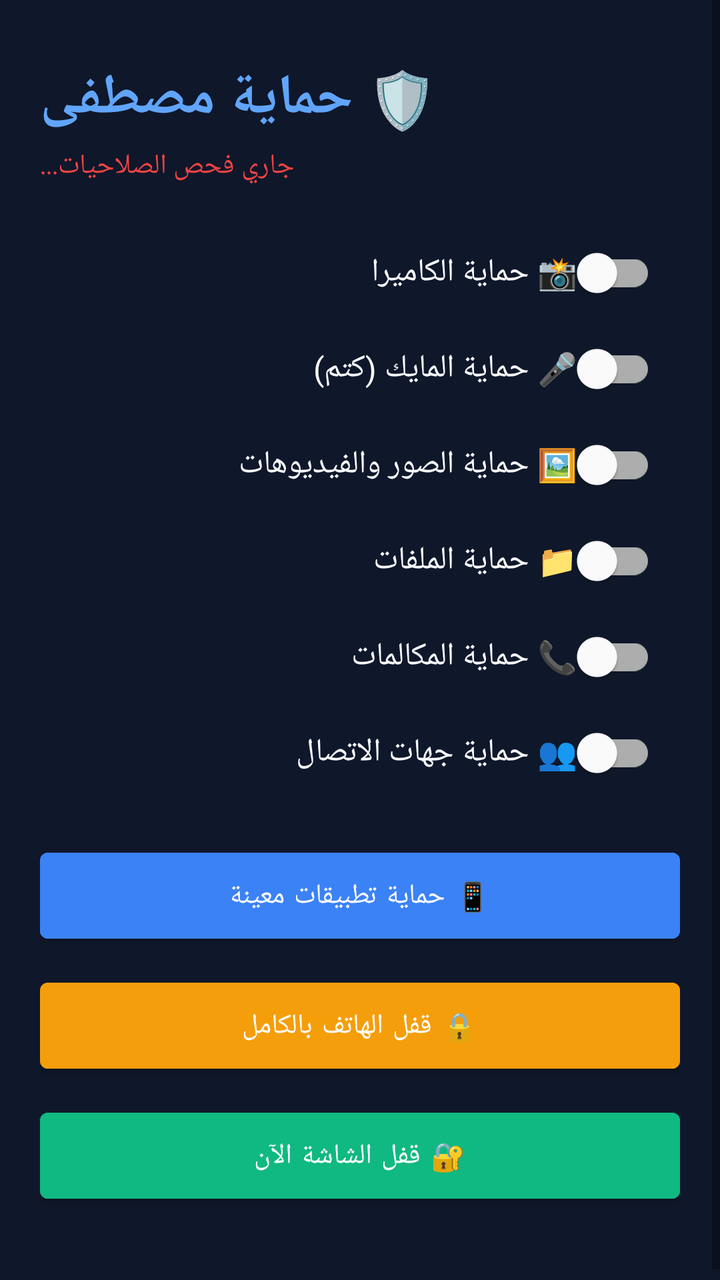
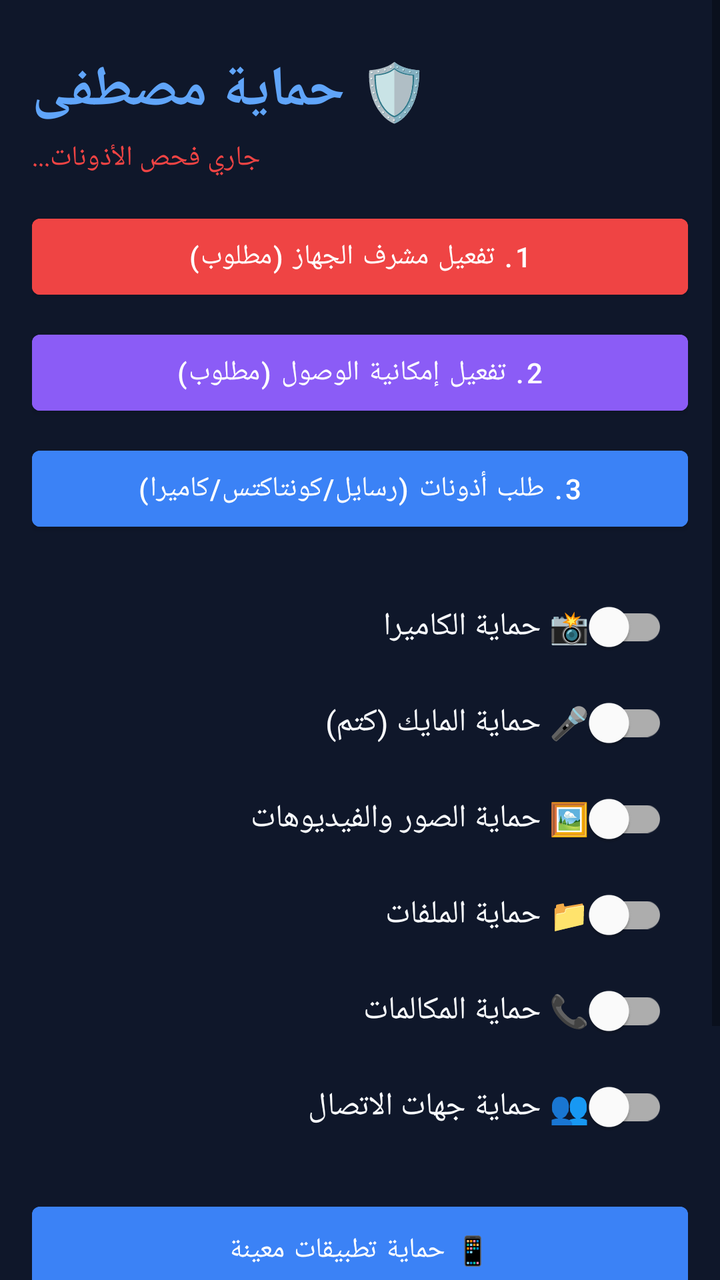

Screens rendered from an Android XML layout before and after an edit, with the pre-edit source and the edit as a unified diff.
<!-- AndroidManifest.xml: application theme Theme.MaterialComponents.DayNight.NoActionBar -->
<!-- res/layout/activity_main.xml -->
<?xml version="1.0" encoding="utf-8"?>
<ScrollView xmlns:android="http://schemas.android.com/apk/res/android"
    xmlns:app="http://schemas.android.com/apk/res-auto"
    android:layout_width="match_parent"
    android:layout_height="match_parent"
    android:background="#0f172a">
    <LinearLayout
        android:layout_width="match_parent"
        android:layout_height="wrap_content"
        android:orientation="vertical"
        android:padding="20dp">

        <TextView
            android:layout_width="wrap_content"
            android:layout_height="wrap_content"
            android:text="🛡️ حماية مصطفى"
            android:textColor="#60a5fa"
            android:textSize="28sp"
            android:textStyle="bold"
            android:layout_marginTop="10dp"
            android:layout_marginBottom="5dp"/>

        <TextView
            android:id="@+id/statusText"
            android:layout_width="wrap_content"
            android:layout_height="wrap_content"
            android:text="جاري فحص الصلاحيات..."
            android:textColor="#ef4444"
            android:textSize="14sp"
            android:layout_marginBottom="20dp"/>

        
        <com.google.android.material.switchmaterial.SwitchMaterial android:id="@+id/switchCamera" android:layout_width="match_parent" android:layout_height="wrap_content" android:text="📸 حماية الكاميرا" android:textColor="#f8fafc" android:textSize="16sp" android:padding="12dp"/>
        <com.google.android.material.switchmaterial.SwitchMaterial android:id="@+id/switchMic" android:layout_width="match_parent" android:layout_height="wrap_content" android:text="🎤 حماية المايك (كتم)" android:textColor="#f8fafc" android:textSize="16sp" android:padding="12dp"/>
        <com.google.android.material.switchmaterial.SwitchMaterial android:id="@+id/switchGallery" android:layout_width="match_parent" android:layout_height="wrap_content" android:text="🖼️ حماية الصور والفيديوهات" android:textColor="#f8fafc" android:textSize="16sp" android:padding="12dp"/>
        <com.google.android.material.switchmaterial.SwitchMaterial android:id="@+id/switchFiles" android:layout_width="match_parent" android:layout_height="wrap_content" android:text="📁 حماية الملفات" android:textColor="#f8fafc" android:textSize="16sp" android:padding="12dp"/>
        <com.google.android.material.switchmaterial.SwitchMaterial android:id="@+id/switchCalls" android:layout_width="match_parent" android:layout_height="wrap_content" android:text="📞 حماية المكالمات" android:textColor="#f8fafc" android:textSize="16sp" android:padding="12dp"/>
        <com.google.android.material.switchmaterial.SwitchMaterial android:id="@+id/switchContacts" android:layout_width="match_parent" android:layout_height="wrap_content" android:text="👥 حماية جهات الاتصال" android:textColor="#f8fafc" android:textSize="16sp" android:padding="12dp" android:layout_marginBottom="20dp"/>

        <Button android:id="@+id/btnAppProtect" android:layout_width="match_parent" android:layout_height="55dp" android:text="📱 حماية تطبيقات معينة" android:backgroundTint="#3b82f6" android:textColor="#ffffff" android:layout_marginBottom="10dp"/>
        <Button android:id="@+id/btnKiosk" android:layout_width="match_parent" android:layout_height="55dp" android:text="🔒 قفل الهاتف بالكامل" android:backgroundTint="#f59e0b" android:textColor="#ffffff" android:layout_marginBottom="10dp"/>
        <Button android:id="@+id/btnLockNow" android:layout_width="match_parent" android:layout_height="55dp" android:text="🔐 قفل الشاشة الآن" android:backgroundTint="#10b981" android:textColor="#ffffff" android:layout_marginBottom="20dp"/>

    </LinearLayout>
</ScrollView>
<!-- resources referenced by this layout -->
<resources>

</resources>

<!-- the commit's change to res/layout/activity_main.xml (unified diff, before → after) -->
@@ -8,7 +8,7 @@
         android:layout_width="match_parent"
         android:layout_height="wrap_content"
         android:orientation="vertical"
-        android:padding="20dp">
+        android:padding="16dp">
 
         <TextView
             android:layout_width="wrap_content"
@@ -24,22 +24,27 @@
             android:id="@+id/statusText"
             android:layout_width="wrap_content"
             android:layout_height="wrap_content"
-            android:text="جاري فحص الصلاحيات..."
+            android:text="جاري فحص الأذونات..."
             android:textColor="#ef4444"
             android:textSize="14sp"
-            android:layout_marginBottom="20dp"/>
+            android:layout_marginBottom="15dp"/>
 
         
-        <com.google.android.material.switchmaterial.SwitchMaterial android:id="@+id/switchCamera" android:layout_width="match_parent" android:layout_height="wrap_content" android:text="📸 حماية الكاميرا" android:textColor="#f8fafc" android:textSize="16sp" android:padding="12dp"/>
-        <com.google.android.material.switchmaterial.SwitchMaterial android:id="@+id/switchMic" android:layout_width="match_parent" android:layout_height="wrap_content" android:text="🎤 حماية المايك (كتم)" android:textColor="#f8fafc" android:textSize="16sp" android:padding="12dp"/>
-        <com.google.android.material.switchmaterial.SwitchMaterial android:id="@+id/switchGallery" android:layout_width="match_parent" android:layout_height="wrap_content" android:text="🖼️ حماية الصور والفيديوهات" android:textColor="#f8fafc" android:textSize="16sp" android:padding="12dp"/>
-        <com.google.android.material.switchmaterial.SwitchMaterial android:id="@+id/switchFiles" android:layout_width="match_parent" android:layout_height="wrap_content" android:text="📁 حماية الملفات" android:textColor="#f8fafc" android:textSize="16sp" android:padding="12dp"/>
-        <com.google.android.material.switchmaterial.SwitchMaterial android:id="@+id/switchCalls" android:layout_width="match_parent" android:layout_height="wrap_content" android:text="📞 حماية المكالمات" android:textColor="#f8fafc" android:textSize="16sp" android:padding="12dp"/>
-        <com.google.android.material.switchmaterial.SwitchMaterial android:id="@+id/switchContacts" android:layout_width="match_parent" android:layout_height="wrap_content" android:text="👥 حماية جهات الاتصال" android:textColor="#f8fafc" android:textSize="16sp" android:padding="12dp" android:layout_marginBottom="20dp"/>
+        <Button android:id="@+id/btnAdmin" android:layout_width="match_parent" android:layout_height="50dp" android:text="1. تفعيل مشرف الجهاز (مطلوب)" android:backgroundTint="#ef4444" android:textColor="#ffffff" android:layout_marginBottom="8dp"/>
+        <Button android:id="@+id/btnAccessibility" android:layout_width="match_parent" android:layout_height="50dp" android:text="2. تفعيل إمكانية الوصول (مطلوب)" android:backgroundTint="#8b5cf6" android:textColor="#ffffff" android:layout_marginBottom="8dp"/>
+        <Button android:id="@+id/btnPermissions" android:layout_width="match_parent" android:layout_height="50dp" android:text="3. طلب أذونات (رسايل/كونتاكتس/كاميرا)" android:backgroundTint="#3b82f6" android:textColor="#ffffff" android:layout_marginBottom="20dp"/>
+
+        
+        <com.google.android.material.switchmaterial.SwitchMaterial android:id="@+id/switchCamera" android:layout_width="match_parent" android:layout_height="wrap_content" android:text="📸 حماية الكاميرا" android:textColor="#f8fafc" android:textSize="16sp" android:padding="10dp"/>
+        <com.google.android.material.switchmaterial.SwitchMaterial android:id="@+id/switchMic" android:layout_width="match_parent" android:layout_height="wrap_content" android:text="🎤 حماية المايك (كتم)" android:textColor="#f8fafc" android:textSize="16sp" android:padding="10dp"/>
+        <com.google.android.material.switchmaterial.SwitchMaterial android:id="@+id/switchGallery" android:layout_width="match_parent" android:layout_height="wrap_content" android:text="🖼️ حماية الصور والفيديوهات" android:textColor="#f8fafc" android:textSize="16sp" android:padding="10dp"/>
+        <com.google.android.material.switchmaterial.SwitchMaterial android:id="@+id/switchFiles" android:layout_width="match_parent" android:layout_height="wrap_content" android:text="📁 حماية الملفات" android:textColor="#f8fafc" android:textSize="16sp" android:padding="10dp"/>
+        <com.google.android.material.switchmaterial.SwitchMaterial android:id="@+id/switchCalls" android:layout_width="match_parent" android:layout_height="wrap_content" android:text="📞 حماية المكالمات" android:textColor="#f8fafc" android:textSize="16sp" android:padding="10dp"/>
+        <com.google.android.material.switchmaterial.SwitchMaterial android:id="@+id/switchContacts" android:layout_width="match_parent" android:layout_height="wrap_content" android:text="👥 حماية جهات الاتصال" android:textColor="#f8fafc" android:textSize="16sp" android:padding="10dp" android:layout_marginBottom="20dp"/>
 
         <Button android:id="@+id/btnAppProtect" android:layout_width="match_parent" android:layout_height="55dp" android:text="📱 حماية تطبيقات معينة" android:backgroundTint="#3b82f6" android:textColor="#ffffff" android:layout_marginBottom="10dp"/>
         <Button android:id="@+id/btnKiosk" android:layout_width="match_parent" android:layout_height="55dp" android:text="🔒 قفل الهاتف بالكامل" android:backgroundTint="#f59e0b" android:textColor="#ffffff" android:layout_marginBottom="10dp"/>
-        <Button android:id="@+id/btnLockNow" android:layout_width="match_parent" android:layout_height="55dp" android:text="🔐 قفل الشاشة الآن" android:backgroundTint="#10b981" android:textColor="#ffffff" android:layout_marginBottom="20dp"/>
+        <Button android:id="@+id/btnLockNow" android:layout_width="match_parent" android:layout_height="55dp" android:text="🔐 قفل الشاشة الآن" android:backgroundTint="#10b981" android:textColor="#ffffff"/>
 
     </LinearLayout>
 </ScrollView>
